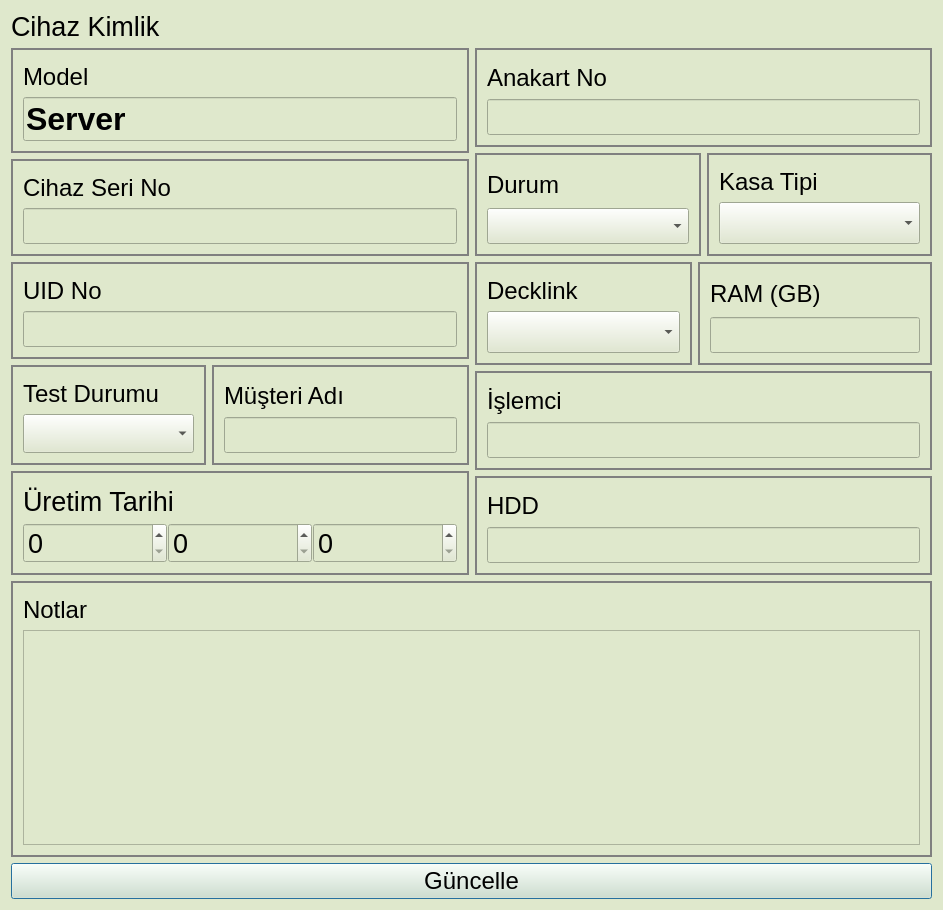
Qt form src/informationserverdialog.ui (yunusemrecinar/QT5-cihaz-kimlik-teknik-servis) before a commit.
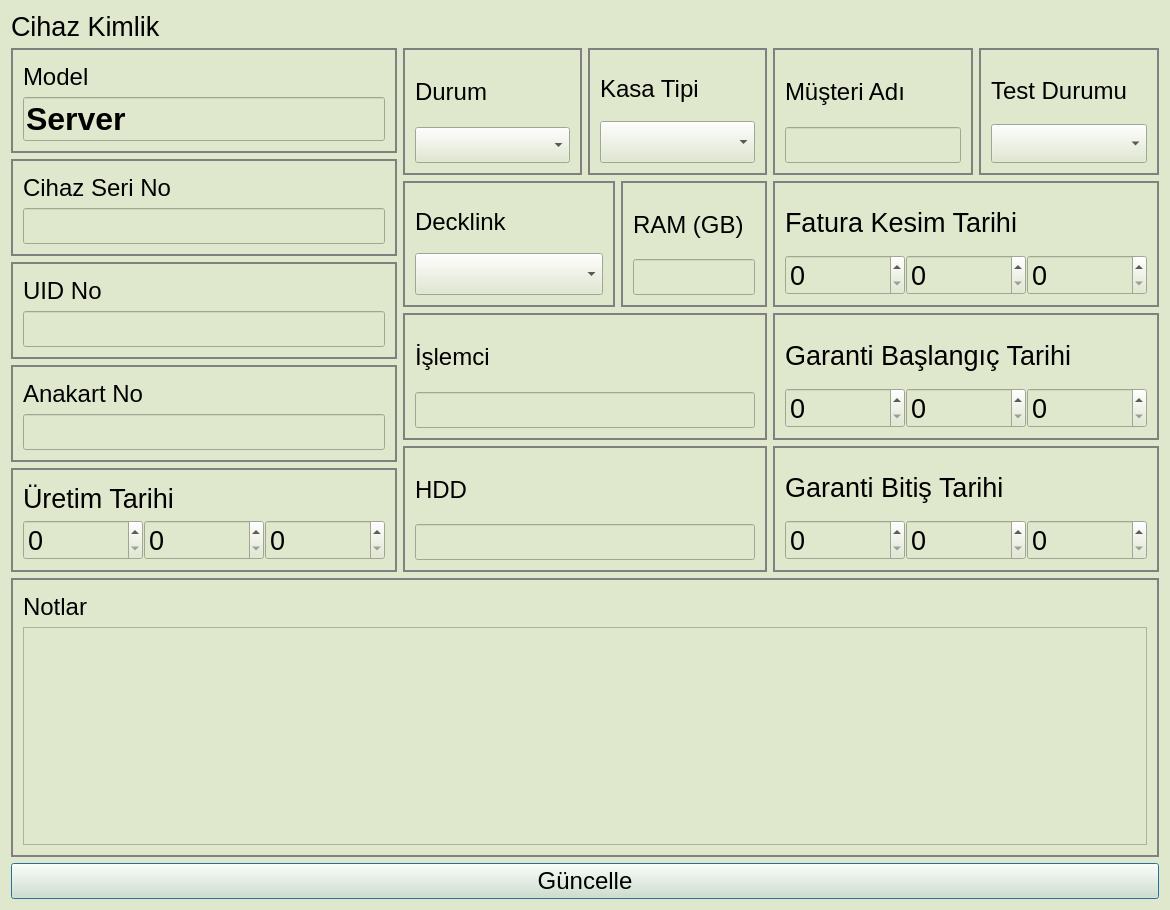
The same form after that commit.

What changed in the file:
```diff
--- a/src/informationserverdialog.ui
+++ b/src/informationserverdialog.ui
@@ -6,7 +6,7 @@
    <rect>
     <x>0</x>
     <y>0</y>
-    <width>943</width>
+    <width>1170</width>
     <height>910</height>
    </rect>
   </property>
@@ -18,7 +18,7 @@
   background-color: #DFE8CC ;
 }</string>
   </property>
-  <layout class="QVBoxLayout" name="verticalLayout_12">
+  <layout class="QVBoxLayout" name="verticalLayout_8">
    <item>
     <layout class="QVBoxLayout" name="verticalLayout_14">
      <item>
@@ -163,95 +163,36 @@
           </widget>
          </item>
          <item>
-          <layout class="QHBoxLayout" name="horizontalLayout_3">
-           <item>
-            <widget class="QGroupBox" name="TestDurumBox">
-             <property name="minimumSize">
-              <size>
-               <width>195</width>
-               <height>0</height>
-              </size>
-             </property>
-             <property name="styleSheet">
-              <string notr="true">QGroupBox {
+          <widget class="QGroupBox" name="AnakartNoBox">
+           <property name="styleSheet">
+            <string notr="true">QGroupBox {
 border:2px solid grey;
 }</string>
-             </property>
-             <layout class="QVBoxLayout" name="verticalLayout_8">
-              <item>
-               <widget class="QLabel" name="testDurumu">
-                <property name="font">
-                 <font>
-                  <pointsize>18</pointsize>
-                 </font>
-                </property>
-                <property name="styleSheet">
-                 <string notr="true">verticalLayout_6 {
-border:1px;
-}</string>
-                </property>
-                <property name="text">
-                 <string>Test Durumu</string>
-                </property>
-               </widget>
-              </item>
-              <item>
-               <widget class="QComboBox" name="test_durum_">
-                <property name="font">
-                 <font>
-                  <pointsize>20</pointsize>
-                 </font>
-                </property>
-               </widget>
-              </item>
-             </layout>
-            </widget>
-           </item>
-           <item>
-            <widget class="QGroupBox" name="musteriAdiBox">
-             <property name="minimumSize">
-              <size>
-               <width>0</width>
-               <height>0</height>
-              </size>
-             </property>
-             <property name="styleSheet">
-              <string notr="true">QGroupBox {
-border: 2px solid grey;
-}</string>
-             </property>
-             <layout class="QVBoxLayout" name="verticalLayout_10">
-              <item>
-               <widget class="QLabel" name="musteriAdi_2">
-                <property name="maximumSize">
-                 <size>
-                  <width>16777215</width>
-                  <height>16777215</height>
-                 </size>
-                </property>
-                <property name="font">
-                 <font>
-                  <pointsize>18</pointsize>
-                 </font>
-                </property>
-                <property name="text">
-                 <string>Müşteri Adı</string>
-                </property>
-               </widget>
-              </item>
-              <item>
-               <widget class="QLineEdit" name="musteriAdi_1">
-                <property name="font">
-                 <font>
-                  <pointsize>18</pointsize>
-                 </font>
-                </property>
-               </widget>
-              </item>
-             </layout>
-            </widget>
-           </item>
-          </layout>
+           </property>
+           <layout class="QVBoxLayout" name="verticalLayout">
+            <item>
+             <widget class="QLabel" name="anakart">
+              <property name="font">
+               <font>
+                <pointsize>18</pointsize>
+               </font>
+              </property>
+              <property name="text">
+               <string>Anakart No</string>
+              </property>
+             </widget>
+            </item>
+            <item>
+             <widget class="QLineEdit" name="anakart_">
+              <property name="font">
+               <font>
+                <pointsize>18</pointsize>
+               </font>
+              </property>
+             </widget>
+            </item>
+           </layout>
+          </widget>
          </item>
          <item>
           <widget class="QGroupBox" name="uretimTarihBox">
@@ -332,38 +273,6 @@
        </item>
        <item>
         <layout class="QVBoxLayout" name="verticalLayout_13">
-         <item>
-          <widget class="QGroupBox" name="AnakartNoBox">
-           <property name="styleSheet">
-            <string notr="true">QGroupBox {
-border:2px solid grey;
-}</string>
-           </property>
-           <layout class="QVBoxLayout" name="verticalLayout">
-            <item>
-             <widget class="QLabel" name="anakart">
-              <property name="font">
-               <font>
-                <pointsize>18</pointsize>
-               </font>
-              </property>
-              <property name="text">
-               <string>Anakart No</string>
-              </property>
-             </widget>
-            </item>
-            <item>
-             <widget class="QLineEdit" name="anakart_">
-              <property name="font">
-               <font>
-                <pointsize>18</pointsize>
-               </font>
-              </property>
-             </widget>
-            </item>
-           </layout>
-          </widget>
-         </item>
          <item>
           <layout class="QHBoxLayout" name="horizontalLayout_5">
            <item>
@@ -676,6 +585,329 @@
          </item>
         </layout>
        </item>
+       <item>
+        <layout class="QVBoxLayout" name="verticalLayout_12">
+         <item>
+          <layout class="QHBoxLayout" name="horizontalLayout_7">
+           <item>
+            <widget class="QGroupBox" name="musteriAdiBox_2">
+             <property name="minimumSize">
+              <size>
+               <width>0</width>
+               <height>0</height>
+              </size>
+             </property>
+             <property name="styleSheet">
+              <string notr="true">QGroupBox {
+border: 2px solid grey;
+}</string>
+             </property>
+             <layout class="QVBoxLayout" name="verticalLayout_20">
+              <item>
+               <widget class="QLabel" name="musteriAdi_2">
+                <property name="maximumSize">
+                 <size>
+                  <width>16777215</width>
+                  <height>16777215</height>
+                 </size>
+                </property>
+                <property name="font">
+                 <font>
+                  <pointsize>18</pointsize>
+                 </font>
+                </property>
+                <property name="text">
+                 <string>Müşteri Adı</string>
+                </property>
+               </widget>
+              </item>
+              <item>
+               <widget class="QLineEdit" name="musteriAdi_1">
+                <property name="font">
+                 <font>
+                  <pointsize>18</pointsize>
+                 </font>
+                </property>
+                <property name="readOnly">
+                 <bool>true</bool>
+                </property>
+               </widget>
+              </item>
+             </layout>
+            </widget>
+           </item>
+           <item>
+            <widget class="QGroupBox" name="TestDurumBox_2">
+             <property name="minimumSize">
+              <size>
+               <width>180</width>
+               <height>0</height>
+              </size>
+             </property>
+             <property name="styleSheet">
+              <string notr="true">QGroupBox {
+border:2px solid grey;
+}</string>
+             </property>
+             <layout class="QVBoxLayout" name="verticalLayout_22">
+              <item>
+               <widget class="QLabel" name="testDurumu">
+                <property name="font">
+                 <font>
+                  <pointsize>18</pointsize>
+                 </font>
+                </property>
+                <property name="styleSheet">
+                 <string notr="true">verticalLayout_6 {
+border:1px;
+}</string>
+                </property>
+                <property name="text">
+                 <string>Test Durumu</string>
+                </property>
+               </widget>
+              </item>
+              <item>
+               <widget class="QComboBox" name="test_durum_">
+                <property name="font">
+                 <font>
+                  <pointsize>20</pointsize>
+                 </font>
+                </property>
+               </widget>
+              </item>
+             </layout>
+            </widget>
+           </item>
+          </layout>
+         </item>
+         <item>
+          <widget class="QGroupBox" name="uretimTarihBox_6">
+           <property name="styleSheet">
+            <string notr="true">QGroupBox {
+border:2px solid grey;
+}</string>
+           </property>
+           <layout class="QVBoxLayout" name="verticalLayout_38">
+            <item>
+             <widget class="QLabel" name="uretim_tarih_6">
+              <property name="font">
+               <font>
+                <pointsize>20</pointsize>
+               </font>
+              </property>
+              <property name="text">
+               <string>Fatura Kesim Tarihi</string>
+              </property>
+             </widget>
+            </item>
+            <item>
+             <layout class="QHBoxLayout" name="horizontalLayout_10">
+              <property name="spacing">
+               <number>1</number>
+              </property>
+              <item>
+               <widget class="QSpinBox" name="fatura_date_day_">
+                <property name="minimumSize">
+                 <size>
+                  <width>120</width>
+                  <height>40</height>
+                 </size>
+                </property>
+                <property name="font">
+                 <font>
+                  <pointsize>20</pointsize>
+                 </font>
+                </property>
+               </widget>
+              </item>
+              <item>
+               <widget class="QSpinBox" name="fatura_date_month_">
+                <property name="minimumSize">
+                 <size>
+                  <width>120</width>
+                  <height>40</height>
+                 </size>
+                </property>
+                <property name="font">
+                 <font>
+                  <pointsize>20</pointsize>
+                 </font>
+                </property>
+               </widget>
+              </item>
+              <item>
+               <widget class="QSpinBox" name="fatura_date_year_">
+                <property name="minimumSize">
+                 <size>
+                  <width>120</width>
+                  <height>40</height>
+                 </size>
+                </property>
+                <property name="font">
+                 <font>
+                  <pointsize>20</pointsize>
+                 </font>
+                </property>
+               </widget>
+              </item>
+             </layout>
+            </item>
+           </layout>
+          </widget>
+         </item>
+         <item>
+          <widget class="QGroupBox" name="uretimTarihBox_7">
+           <property name="styleSheet">
+            <string notr="true">QGroupBox {
+border:2px solid grey;
+}</string>
+           </property>
+           <layout class="QVBoxLayout" name="verticalLayout_39">
+            <item>
+             <widget class="QLabel" name="uretim_tarih_7">
+              <property name="font">
+               <font>
+                <pointsize>20</pointsize>
+               </font>
+              </property>
+              <property name="text">
+               <string>Garanti Başlangıç Tarihi</string>
+              </property>
+             </widget>
+            </item>
+            <item>
+             <layout class="QHBoxLayout" name="horizontalLayout_11">
+              <property name="spacing">
+               <number>1</number>
+              </property>
+              <item>
+               <widget class="QSpinBox" name="garanti_start_day_">
+                <property name="minimumSize">
+                 <size>
+                  <width>120</width>
+                  <height>40</height>
+                 </size>
+                </property>
+                <property name="font">
+                 <font>
+                  <pointsize>20</pointsize>
+                 </font>
+                </property>
+               </widget>
+              </item>
+              <item>
+               <widget class="QSpinBox" name="garanti_start_month_">
+                <property name="minimumSize">
+                 <size>
+                  <width>120</width>
+                  <height>40</height>
+                 </size>
+                </property>
+                <property name="font">
+                 <font>
+                  <pointsize>20</pointsize>
+                 </font>
+                </property>
+               </widget>
+              </item>
+              <item>
+               <widget class="QSpinBox" name="garanti_start_year_">
+                <property name="minimumSize">
+                 <size>
+                  <width>120</width>
+                  <height>40</height>
+                 </size>
+                </property>
+                <property name="font">
+                 <font>
+                  <pointsize>20</pointsize>
+                 </font>
+                </property>
+               </widget>
+              </item>
+             </layout>
+            </item>
+           </layout>
+          </widget>
+         </item>
+         <item>
+          <widget class="QGroupBox" name="uretimTarihBox_8">
+           <property name="styleSheet">
+            <string notr="true">QGroupBox {
+border:2px solid grey;
+}</string>
+           </property>
+           <layout class="QVBoxLayout" name="verticalLayout_40">
+            <item>
+             <widget class="QLabel" name="uretim_tarih_8">
+              <property name="font">
+               <font>
+                <pointsize>20</pointsize>
+               </font>
+              </property>
+              <property name="text">
+               <string>Garanti Bitiş Tarihi</string>
+              </property>
+             </widget>
+            </item>
+            <item>
+             <layout class="QHBoxLayout" name="horizontalLayout_12">
+              <property name="spacing">
+               <number>1</number>
+              </property>
+              <item>
+               <widget class="QSpinBox" name="garanti_bitis_day_">
+                <property name="minimumSize">
+                 <size>
+                  <width>120</width>
+                  <height>40</height>
+                 </size>
+                </property>
+                <property name="font">
+                 <font>
+                  <pointsize>20</pointsize>
+                 </font>
+                </property>
+               </widget>
+              </item>
+              <item>
+               <widget class="QSpinBox" name="garanti_bitis_month_">
+                <property name="minimumSize">
+                 <size>
+                  <width>120</width>
+                  <height>40</height>
+                 </size>
+                </property>
+                <property name="font">
+                 <font>
+                  <pointsize>20</pointsize>
+                 </font>
+                </property>
+               </widget>
+              </item>
+              <item>
+               <widget class="QSpinBox" name="garanti_bitis_year_">
+                <property name="minimumSize">
+                 <size>
+                  <width>120</width>
+                  <height>40</height>
+                 </size>
+                </property>
+                <property name="font">
+                 <font>
+                  <pointsize>20</pointsize>
+                 </font>
+                </property>
+               </widget>
+              </item>
+             </layout>
+            </item>
+           </layout>
+          </widget>
+         </item>
+        </layout>
+       </item>
       </layout>
      </item>
      <item>
```
